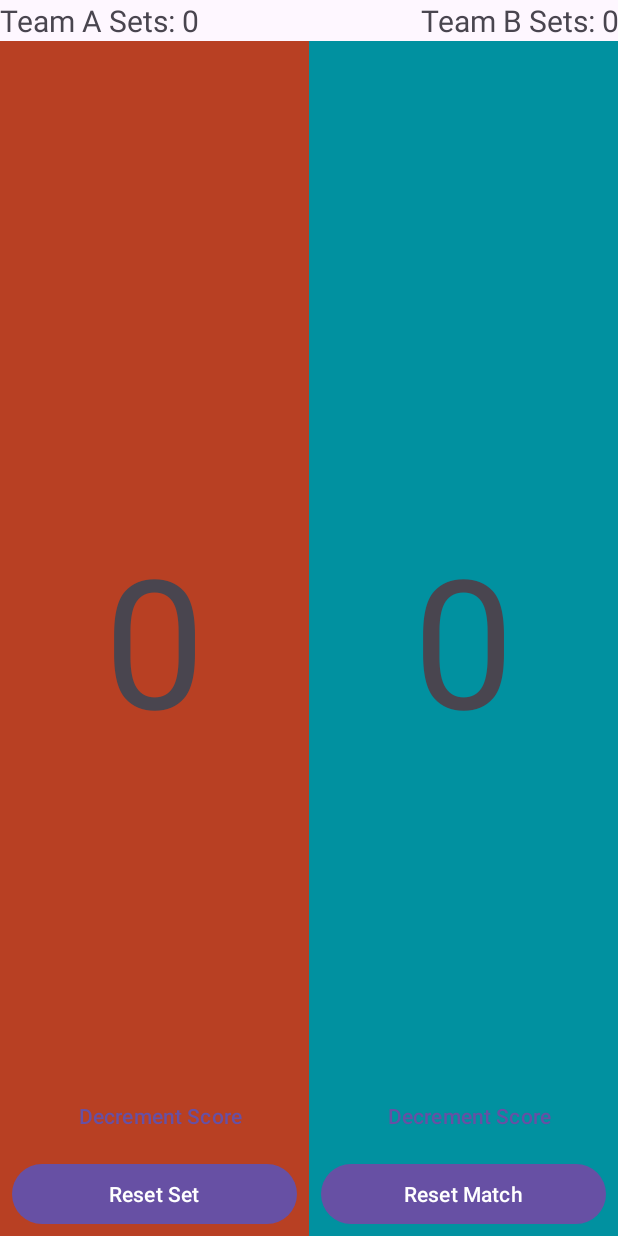
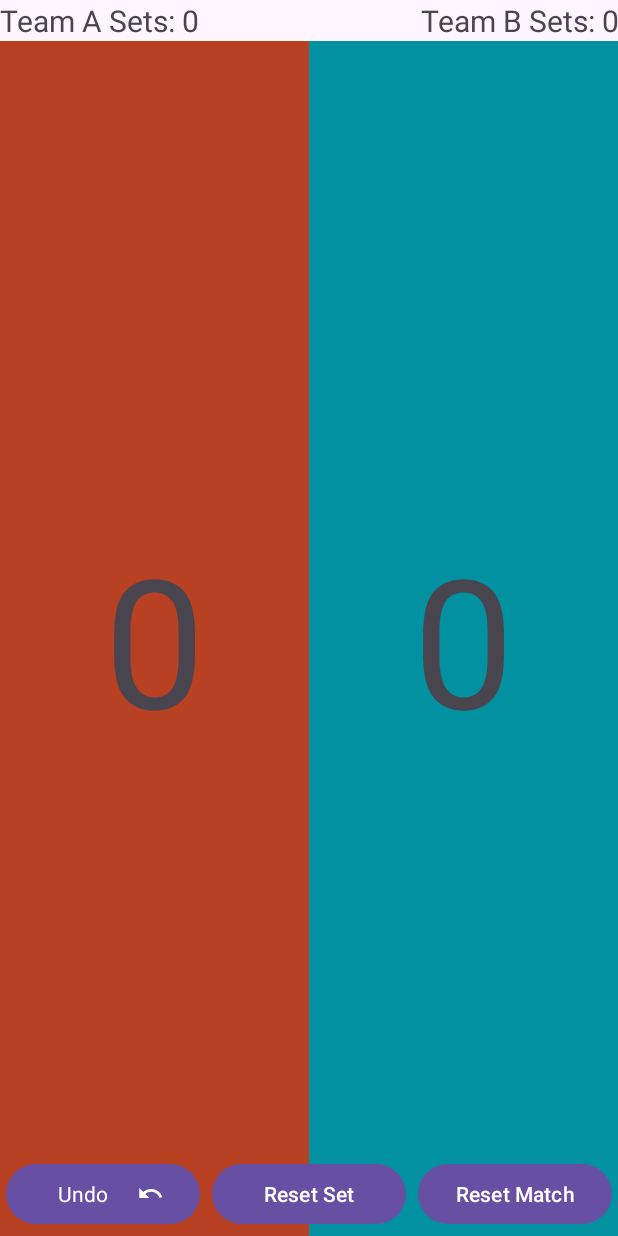
Before and after one commit to svahidhoss/volleyball-scoreboard, an Android app: the layout activity_main.xml on its own in the app's theme, with its tools: preview values and no code run, on a phone screen of 412 x 824 dp. Run offline under Robolectric (Android 15) with nearby library versions, the phone set to English and light mode, and no system bars.

Commit message:
Adds undo button. removes decrement button. Adds its art. Adds logic to support 10 undo actions in the VM.

```diff
--- /dev/null
+++ b/app/src/main/res/drawable/undo.xml
@@ -0,0 +1,13 @@
+<vector xmlns:android="http://schemas.android.com/apk/res/android"
+    android:width="24dp"
+    android:height="24dp"
+    android:autoMirrored="true"
+    android:tint="#000000"
+    android:viewportWidth="24"
+    android:viewportHeight="24">
+
+    <path
+        android:fillColor="@android:color/white"
+        android:pathData="M12.5,8c-2.65,0 -5.05,0.99 -6.9,2.6L2,7v9h9l-3.62,-3.62c1.39,-1.16 3.16,-1.88 5.12,-1.88 3.54,0 6.55,2.31 7.6,5.5l2.37,-0.78C21.08,11.03 17.15,8 12.5,8z" />
+
+</vector>
--- a/app/src/main/res/layout/activity_main.xml
+++ b/app/src/main/res/layout/activity_main.xml
@@ -33,6 +33,7 @@
         android:id="@+id/scoreboard_area"
         android:layout_width="match_parent"
         android:layout_height="0dp"
+        android:baselineAligned="false"
         android:orientation="horizontal"
         app:layout_constraintBottom_toBottomOf="parent"
         app:layout_constraintEnd_toEndOf="parent"
@@ -79,34 +80,6 @@
 
     </LinearLayout>
 
-    <LinearLayout
-        android:id="@+id/minus_buttons_area"
-        style="?android:attr/buttonBarStyle"
-        android:layout_width="match_parent"
-        android:layout_height="wrap_content"
-        android:orientation="horizontal"
-        app:layout_constraintBottom_toTopOf="@+id/reset_buttons_area"
-        app:layout_constraintEnd_toEndOf="parent"
-        app:layout_constraintStart_toStartOf="parent">
-
-        <Button
-            android:id="@+id/button_decrement_score_a"
-            style="?android:attr/buttonBarButtonStyle"
-            android:layout_width="0dp"
-            android:layout_height="wrap_content"
-            android:layout_weight="1"
-            android:text="@string/decrement_score" />
-
-        <Button
-            android:id="@+id/button_decrement_score_b"
-            style="?android:attr/buttonBarButtonStyle"
-            android:layout_width="0dp"
-            android:layout_height="wrap_content"
-            android:layout_weight="1"
-            android:text="@string/decrement_score" />
-
-    </LinearLayout>
-
     <!-- Bottom Section: Reset Buttons -->
     <LinearLayout
         android:id="@+id/reset_buttons_area"
@@ -118,12 +91,21 @@
         app:layout_constraintStart_toStartOf="parent">
 
         <Button
+            android:id="@+id/button_undo"
+            style="?android:attr/buttonBarStyle"
+            android:layout_width="0dp"
+            android:layout_height="wrap_content"
+            android:layout_margin="4dp"
+            android:layout_weight="1"
+            android:text="@string/undo"
+            app:icon="@drawable/undo"
+            app:iconGravity="end" />
+
+        <Button
             android:id="@+id/button_reset_set"
             android:layout_width="0dp"
             android:layout_height="wrap_content"
-            android:layout_marginStart="8dp"
-            android:layout_marginTop="4dp"
-            android:layout_marginEnd="8dp"
+            android:layout_margin="4dp"
             android:layout_marginBottom="4dp"
             android:layout_weight="1"
             android:text="@string/reset_set" />
@@ -132,9 +114,7 @@
             android:id="@+id/button_reset_match"
             android:layout_width="0dp"
             android:layout_height="wrap_content"
-            android:layout_marginStart="8dp"
-            android:layout_marginTop="4dp"
-            android:layout_marginEnd="8dp"
+            android:layout_margin="4dp"
             android:layout_marginBottom="4dp"
             android:layout_weight="1"
             android:text="@string/reset_match" />
--- a/app/src/main/res/values/strings.xml
+++ b/app/src/main/res/values/strings.xml
@@ -1,6 +1,6 @@
 <resources>
     <string name="app_name">Scoreboard</string>
-    <string name="decrement_score">Decrement Score</string>
+    <string name="undo">Undo</string>
     <string name="reset_match">Reset Match</string>
     <string name="reset_set">Reset Set</string>
 </resources>
```
Also changed, not shown: app/src/main/java/com/vahossmedia/android/scoreboard/MainActivity.kt (+9 -2 lines), app/src/main/java/com/vahossmedia/android/scoreboard/ScoreboardViewModel.kt (+44 -9 lines).
